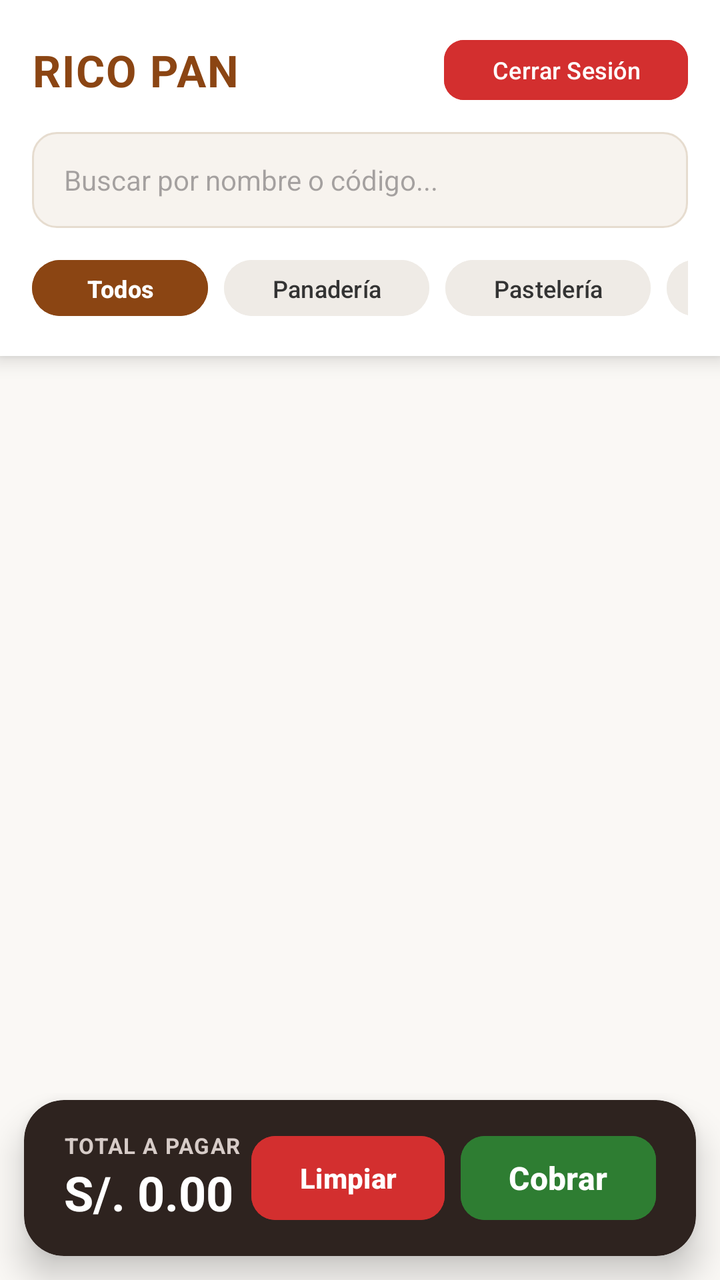
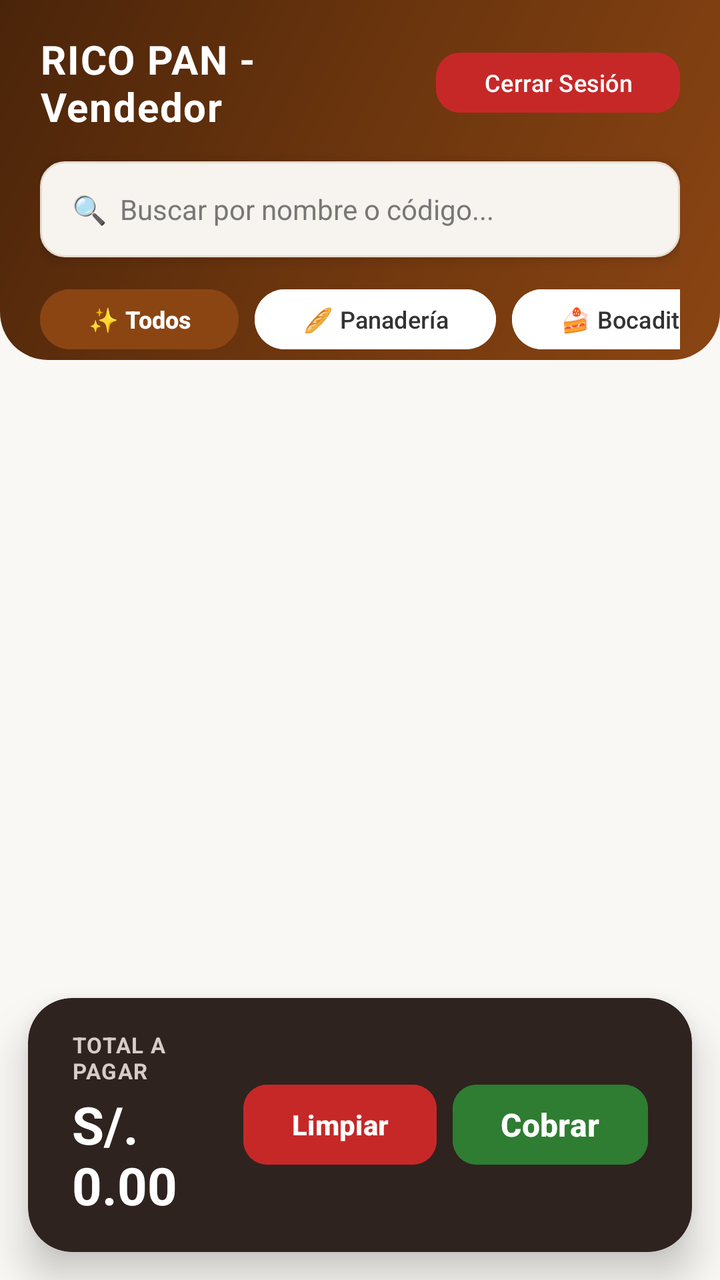

Screens rendered from an Android XML layout before and after an edit, with the pre-edit source and the edit as a unified diff.
<!-- AndroidManifest.xml: application theme Theme.Ricopan_ventas -->
<!-- res/layout/activity_ventas.xml -->
<?xml version="1.0" encoding="utf-8"?>
<RelativeLayout xmlns:android="http://schemas.android.com/apk/res/android"
    xmlns:app="http://schemas.android.com/apk/res-auto"
    android:layout_width="match_parent"
    android:layout_height="match_parent"
    android:background="#FAF8F5">

    
    <androidx.cardview.widget.CardView
        android:id="@+id/llHeader"
        android:layout_width="match_parent"
        android:layout_height="wrap_content"
        app:cardElevation="6dp"
        app:cardCornerRadius="0dp"
        app:cardBackgroundColor="@android:color/white">

        <LinearLayout
            android:layout_width="match_parent"
            android:layout_height="wrap_content"
            android:orientation="vertical"
            android:padding="16dp">

            <LinearLayout
                android:layout_width="match_parent"
                android:layout_height="wrap_content"
                android:orientation="horizontal"
                android:gravity="center_vertical"
                android:layout_marginBottom="12dp">

                <TextView
                    android:id="@+id/tvTituloRol"
                    android:layout_width="0dp"
                    android:layout_height="wrap_content"
                    android:layout_weight="1"
                    android:text="RICO PAN"
                    android:textSize="22sp"
                    android:textStyle="bold"
                    android:textColor="#8B4513"
                    android:letterSpacing="0.03"/>

                <Button
                    android:id="@+id/btnCerrarSesion"
                    android:layout_width="wrap_content"
                    android:layout_height="38dp"
                    android:text="Cerrar Sesión"
                    android:textSize="12sp"
                    android:backgroundTint="#D32F2F"
                    android:textColor="@android:color/white"
                    app:cornerRadius="10dp"/>
            </LinearLayout>

            
            <EditText
                android:id="@+id/etBuscar"
                android:layout_width="match_parent"
                android:layout_height="48dp"
                android:background="@drawable/bg_input_field"
                android:hint="Buscar por nombre o código..."
                android:paddingHorizontal="16dp"
                android:inputType="text"
                android:textSize="14sp"
                android:layout_marginBottom="12dp"/>

            
            <HorizontalScrollView
                android:layout_width="match_parent"
                android:layout_height="wrap_content"
                android:scrollbars="none">

                <LinearLayout
                    android:layout_width="wrap_content"
                    android:layout_height="wrap_content"
                    android:orientation="horizontal">

                    <Button
                        android:id="@+id/btnFiltroTodos"
                        android:layout_width="wrap_content"
                        android:layout_height="36dp"
                        android:text="Todos"
                        android:textSize="12sp"
                        android:textStyle="bold"
                        android:backgroundTint="#8B4513"
                        android:textColor="@android:color/white"
                        android:layout_marginEnd="8dp"
                        app:cornerRadius="18dp"/>

                    <Button
                        android:id="@+id/btnFiltroPanaderia"
                        android:layout_width="wrap_content"
                        android:layout_height="36dp"
                        android:text="Panadería"
                        android:textSize="12sp"
                        android:backgroundTint="#EFEBE6"
                        android:textColor="#333333"
                        android:layout_marginEnd="8dp"
                        app:cornerRadius="18dp"/>

                    <Button
                        android:id="@+id/btnFiltroPasteleria"
                        android:layout_width="wrap_content"
                        android:layout_height="36dp"
                        android:text="Pastelería"
                        android:textSize="12sp"
                        android:backgroundTint="#EFEBE6"
                        android:textColor="#333333"
                        android:layout_marginEnd="8dp"
                        app:cornerRadius="18dp"/>

                    <Button
                        android:id="@+id/btnFiltroAbarrotes"
                        android:layout_width="wrap_content"
                        android:layout_height="36dp"
                        android:text="Abarrotes"
                        android:textSize="12sp"
                        android:backgroundTint="#EFEBE6"
                        android:textColor="#333333"
                        android:layout_marginEnd="8dp"
                        app:cornerRadius="18dp"/>

                    <Button
                        android:id="@+id/btnFiltroCafes"
                        android:layout_width="wrap_content"
                        android:layout_height="36dp"
                        android:text="Cafés"
                        android:textSize="12sp"
                        android:backgroundTint="#EFEBE6"
                        android:textColor="#333333"
                        android:layout_marginEnd="8dp"
                        app:cornerRadius="18dp"/>

                    <Button
                        android:id="@+id/btnFiltroBocaditos"
                        android:layout_width="wrap_content"
                        android:layout_height="36dp"
                        android:text="Bocaditos"
                        android:textSize="12sp"
                        android:backgroundTint="#EFEBE6"
                        android:textColor="#333333"
                        android:layout_marginEnd="8dp"
                        app:cornerRadius="18dp"/>

                    <Button
                        android:id="@+id/btnFiltroEmbutidos"
                        android:layout_width="wrap_content"
                        android:layout_height="36dp"
                        android:text="Embutidos"
                        android:textSize="12sp"
                        android:backgroundTint="#EFEBE6"
                        android:textColor="#333333"
                        android:layout_marginEnd="8dp"
                        app:cornerRadius="18dp"/>

                    <Button
                        android:id="@+id/btnFiltroLacteos"
                        android:layout_width="wrap_content"
                        android:layout_height="36dp"
                        android:text="Lácteos"
                        android:textSize="12sp"
                        android:backgroundTint="#EFEBE6"
                        android:textColor="#333333"
                        app:cornerRadius="18dp"/>
                </LinearLayout>
            </HorizontalScrollView>

            
            <LinearLayout
                android:id="@+id/llAdminPanel"
                android:layout_width="match_parent"
                android:layout_height="wrap_content"
                android:orientation="horizontal"
                android:layout_marginTop="12dp"
                android:visibility="gone">

                <Button
                    android:id="@+id/btnAgregarProducto"
                    android:layout_width="0dp"
                    android:layout_height="wrap_content"
                    android:layout_weight="1"
                    android:textSize="11sp"
                    android:textStyle="bold"
                    android:text="+ Producto"
                    android:backgroundTint="#FF9800"
                    android:layout_marginEnd="6dp"
                    app:cornerRadius="10dp"/>

                <Button
                    android:id="@+id/btnImportarExcel"
                    android:layout_width="0dp"
                    android:layout_height="wrap_content"
                    android:layout_weight="1.2"
                    android:textSize="11sp"
                    android:textStyle="bold"
                    android:text="Cargar Excel"
                    android:backgroundTint="#2E7D32"
                    android:layout_marginEnd="6dp"
                    app:cornerRadius="10dp"/>

                <Button
                    android:id="@+id/btnCierreCaja"
                    android:layout_width="0dp"
                    android:layout_height="wrap_content"
                    android:layout_weight="1"
                    android:textSize="11sp"
                    android:textStyle="bold"
                    android:text="Cierre Final"
                    android:backgroundTint="#D32F2F"
                    app:cornerRadius="10dp"/>
            </LinearLayout>

        </LinearLayout>
    </androidx.cardview.widget.CardView>

    
    <ScrollView
        android:layout_width="match_parent"
        android:layout_height="match_parent"
        android:layout_below="@id/llHeader"
        android:layout_above="@id/llBottomCart"
        android:padding="16dp">

        <LinearLayout
            android:id="@+id/llListaProductos"
            android:layout_width="match_parent"
            android:layout_height="wrap_content"
            android:orientation="vertical">

        </LinearLayout>
    </ScrollView>

    
    <androidx.cardview.widget.CardView
        android:id="@+id/llBottomCart"
        android:layout_width="match_parent"
        android:layout_height="wrap_content"
        android:layout_alignParentBottom="true"
        app:cardBackgroundColor="#2E231F"
        app:cardCornerRadius="20dp"
        app:cardElevation="10dp"
        android:layout_marginHorizontal="12dp"
        android:layout_marginBottom="12dp">

        <LinearLayout
            android:layout_width="match_parent"
            android:layout_height="wrap_content"
            android:paddingHorizontal="20dp"
            android:paddingVertical="14dp"
            android:orientation="horizontal"
            android:gravity="center_vertical">

            <LinearLayout
                android:layout_width="0dp"
                android:layout_height="wrap_content"
                android:layout_weight="1"
                android:orientation="vertical">

                <TextView
                    android:layout_width="wrap_content"
                    android:layout_height="wrap_content"
                    android:text="TOTAL A PAGAR"
                    android:textColor="#D7CCC8"
                    android:textSize="11sp"
                    android:textStyle="bold"
                    android:letterSpacing="0.05"/>

                <TextView
                    android:id="@+id/tvTotal"
                    android:layout_width="wrap_content"
                    android:layout_height="wrap_content"
                    android:text="S/. 0.00"
                    android:textColor="@android:color/white"
                    android:textStyle="bold"
                    android:textSize="24sp"/>
            </LinearLayout>

            <Button
                android:id="@+id/btnLimpiarCarrito"
                android:layout_width="wrap_content"
                android:layout_height="50dp"
                android:backgroundTint="#D32F2F"
                android:text="Limpiar"
                android:textStyle="bold"
                android:textSize="14sp"
                android:layout_marginEnd="8dp"
                app:cornerRadius="12dp"/>

            <Button
                android:id="@+id/btnCobrar"
                android:layout_width="wrap_content"
                android:layout_height="50dp"
                android:backgroundTint="#2E7D32"
                android:text="Cobrar"
                android:textStyle="bold"
                android:textSize="16sp"
                app:cornerRadius="12dp"/>
        </LinearLayout>
    </androidx.cardview.widget.CardView>
</RelativeLayout>
<!-- resources referenced by this layout -->
<resources>
  <!-- drawable bg_input_field (drawable) -->
  <?xml version="1.0" encoding="utf-8"?>
  <shape xmlns:android="http://schemas.android.com/apk/res/android"
      android:shape="rectangle">
      <solid android:color="#F7F3EE" />
      <corners android:radius="12dp" />
      <stroke
          android:width="1dp"
          android:color="#E6DCCF" />
  </shape>
  <style name="Theme.Ricopan_ventas" parent="Base.Theme.Ricopan_ventas" />
  <style name="Base.Theme.Ricopan_ventas" parent="Theme.Material3.DayNight.NoActionBar">
          
          
      </style>
</resources>

<!-- the commit's change to res/layout/activity_ventas.xml (unified diff, before → after) -->
@@ -6,217 +6,217 @@
     android:background="#FAF8F5">
 
     
-    <androidx.cardview.widget.CardView
-        android:id="@+id/llHeader"
+    <View
+        android:id="@+id/viewHeaderBg"
+        android:layout_width="match_parent"
+        android:layout_height="180dp"
+        android:background="@drawable/bg_header_gradient" />
+
+    <LinearLayout
+        android:id="@+id/llHeaderContainer"
         android:layout_width="match_parent"
         android:layout_height="wrap_content"
-        app:cardElevation="6dp"
-        app:cardCornerRadius="0dp"
-        app:cardBackgroundColor="@android:color/white">
-
-        <LinearLayout
-            android:layout_width="match_parent"
-            android:layout_height="wrap_content"
-            android:orientation="vertical"
-            android:padding="16dp">
+        android:orientation="vertical"
+        android:paddingHorizontal="20dp"
+        android:paddingTop="16dp"
+        android:paddingBottom="12dp">
+
+        
+        <LinearLayout
+            android:layout_width="match_parent"
+            android:layout_height="wrap_content"
+            android:orientation="horizontal"
+            android:gravity="center_vertical"
+            android:layout_marginBottom="14dp">
+
+            <TextView
+                android:id="@+id/tvTituloRol"
+                android:layout_width="0dp"
+                android:layout_height="wrap_content"
+                android:layout_weight="1"
+                android:text="RICO PAN - Vendedor"
+                android:textSize="20sp"
+                android:textStyle="bold"
+                android:textColor="@android:color/white"
+                android:letterSpacing="0.03"/>
+
+            <Button
+                android:id="@+id/btnCerrarSesion"
+                android:layout_width="wrap_content"
+                android:layout_height="38dp"
+                android:text="Cerrar Sesión"
+                android:textSize="12sp"
+                android:backgroundTint="#C62828"
+                android:textColor="@android:color/white"
+                app:cornerRadius="12dp"
+                android:elevation="4dp"/>
+        </LinearLayout>
+
+        
+        <EditText
+            android:id="@+id/etBuscar"
+            android:layout_width="match_parent"
+            android:layout_height="48dp"
+            android:background="@drawable/bg_input_field"
+            android:hint="🔍  Buscar por nombre o código..."
+            android:textColor="#222222"
+            android:textColorHint="#777777"
+            android:paddingHorizontal="16dp"
+            android:inputType="text"
+            android:textSize="14sp"
+            android:layout_marginBottom="12dp"
+            android:elevation="4dp"/>
+
+        
+        <HorizontalScrollView
+            android:layout_width="match_parent"
+            android:layout_height="wrap_content"
+            android:scrollbars="none">
 
             <LinearLayout
-                android:layout_width="match_parent"
-                android:layout_height="wrap_content"
-                android:orientation="horizontal"
-                android:gravity="center_vertical"
-                android:layout_marginBottom="12dp">
-
-                <TextView
-                    android:id="@+id/tvTituloRol"
-                    android:layout_width="0dp"
-                    android:layout_height="wrap_content"
-                    android:layout_weight="1"
-                    android:text="RICO PAN"
-                    android:textSize="22sp"
+                android:layout_width="wrap_content"
+                android:layout_height="wrap_content"
+                android:orientation="horizontal">
+
+                <Button
+                    android:id="@+id/btnFiltroTodos"
+                    android:layout_width="wrap_content"
+                    android:layout_height="38dp"
+                    android:text="✨ Todos"
+                    android:textSize="12sp"
                     android:textStyle="bold"
-                    android:textColor="#8B4513"
-                    android:letterSpacing="0.03"/>
-
-                <Button
-                    android:id="@+id/btnCerrarSesion"
-                    android:layout_width="wrap_content"
-                    android:layout_height="38dp"
-                    android:text="Cerrar Sesión"
-                    android:textSize="12sp"
-                    android:backgroundTint="#D32F2F"
+                    android:backgroundTint="#8B4513"
                     android:textColor="@android:color/white"
-                    app:cornerRadius="10dp"/>
+                    android:layout_marginEnd="8dp"
+                    app:cornerRadius="18dp"/>
+
+                <Button
+                    android:id="@+id/btnFiltroPanaderia"
+                    android:layout_width="wrap_content"
+                    android:layout_height="38dp"
+                    android:text="🥖 Panadería"
+                    android:textSize="12sp"
+                    android:backgroundTint="#FFFFFF"
+                    android:textColor="#333333"
+                    android:layout_marginEnd="8dp"
+                    app:cornerRadius="18dp"/>
+
+                <Button
+                    android:id="@+id/btnFiltroPasteleria"
+                    android:layout_width="wrap_content"
+                    android:layout_height="38dp"
+                    android:text="🍰 Bocaditos"
+                    android:textSize="12sp"
+                    android:backgroundTint="#FFFFFF"
+                    android:textColor="#333333"
+                    android:layout_marginEnd="8dp"
+                    app:cornerRadius="18dp"/>
+
+                <Button
+                    android:id="@+id/btnFiltroAbarrotes"
+                    android:layout_width="wrap_content"
+                    android:layout_height="38dp"
+                    android:text="🥤 Bebidas"
+                    android:textSize="12sp"
+                    android:backgroundTint="#FFFFFF"
+                    android:textColor="#333333"
+                    android:layout_marginEnd="8dp"
+                    app:cornerRadius="18dp"/>
+
+                <Button
+                    android:id="@+id/btnFiltroCafes"
+                    android:layout_width="wrap_content"
+                    android:layout_height="38dp"
+                    android:text="☕ Cafés"
+                    android:textSize="12sp"
+                    android:backgroundTint="#FFFFFF"
+                    android:textColor="#333333"
+                    android:layout_marginEnd="8dp"
+                    app:cornerRadius="18dp"/>
+
+                <Button
+                    android:id="@+id/btnFiltroEmbutidos"
+                    android:layout_width="wrap_content"
+                    android:layout_height="38dp"
+                    android:text="🌭 Embutidos"
+                    android:textSize="12sp"
+                    android:backgroundTint="#FFFFFF"
+                    android:textColor="#333333"
+                    android:layout_marginEnd="8dp"
+                    app:cornerRadius="18dp"/>
+
+                <Button
+                    android:id="@+id/btnFiltroLacteos"
+                    android:layout_width="wrap_content"
+                    android:layout_height="38dp"
+                    android:text="🧀 Lácteos"
+                    android:textSize="12sp"
+                    android:backgroundTint="#FFFFFF"
+                    android:textColor="#333333"
+                    app:cornerRadius="18dp"/>
             </LinearLayout>
-
-            
-            <EditText
-                android:id="@+id/etBuscar"
-                android:layout_width="match_parent"
-                android:layout_height="48dp"
-                android:background="@drawable/bg_input_field"
-                android:hint="Buscar por nombre o código..."
-                android:paddingHorizontal="16dp"
-                android:inputType="text"
-                android:textSize="14sp"
-                android:layout_marginBottom="12dp"/>
-
-            
-            <HorizontalScrollView
-                android:layout_width="match_parent"
-                android:layout_height="wrap_content"
-                android:scrollbars="none">
-
-                <LinearLayout
-                    android:layout_width="wrap_content"
-                    android:layout_height="wrap_content"
-                    android:orientation="horizontal">
-
-                    <Button
-                        android:id="@+id/btnFiltroTodos"
-                        android:layout_width="wrap_content"
-                        android:layout_height="36dp"
-                        android:text="Todos"
-                        android:textSize="12sp"
-                        android:textStyle="bold"
-                        android:backgroundTint="#8B4513"
-                        android:textColor="@android:color/white"
-                        android:layout_marginEnd="8dp"
-                        app:cornerRadius="18dp"/>
-
-                    <Button
-                        android:id="@+id/btnFiltroPanaderia"
-                        android:layout_width="wrap_content"
-                        android:layout_height="36dp"
-                        android:text="Panadería"
-                        android:textSize="12sp"
-                        android:backgroundTint="#EFEBE6"
-                        android:textColor="#333333"
-                        android:layout_marginEnd="8dp"
-                        app:cornerRadius="18dp"/>
-
-                    <Button
-                        android:id="@+id/btnFiltroPasteleria"
-                        android:layout_width="wrap_content"
-                        android:layout_height="36dp"
-                        android:text="Pastelería"
-                        android:textSize="12sp"
-                        android:backgroundTint="#EFEBE6"
-                        android:textColor="#333333"
-                        android:layout_marginEnd="8dp"
-                        app:cornerRadius="18dp"/>
-
-                    <Button
-                        android:id="@+id/btnFiltroAbarrotes"
-                        android:layout_width="wrap_content"
-                        android:layout_height="36dp"
-                        android:text="Abarrotes"
-                        android:textSize="12sp"
-                        android:backgroundTint="#EFEBE6"
-                        android:textColor="#333333"
-                        android:layout_marginEnd="8dp"
-                        app:cornerRadius="18dp"/>
-
-                    <Button
-                        android:id="@+id/btnFiltroCafes"
-                        android:layout_width="wrap_content"
-                        android:layout_height="36dp"
-                        android:text="Cafés"
-                        android:textSize="12sp"
-                        android:backgroundTint="#EFEBE6"
-                        android:textColor="#333333"
-                        android:layout_marginEnd="8dp"
-                        app:cornerRadius="18dp"/>
-
-                    <Button
-                        android:id="@+id/btnFiltroBocaditos"
-                        android:layout_width="wrap_content"
-                        android:layout_height="36dp"
-                        android:text="Bocaditos"
-                        android:textSize="12sp"
-                        android:backgroundTint="#EFEBE6"
-                        android:textColor="#333333"
-                        android:layout_marginEnd="8dp"
-                        app:cornerRadius="18dp"/>
-
-                    <Button
-                        android:id="@+id/btnFiltroEmbutidos"
-                        android:layout_width="wrap_content"
-                        android:layout_height="36dp"
-                        android:text="Embutidos"
-                        android:textSize="12sp"
-                        android:backgroundTint="#EFEBE6"
-                        android:textColor="#333333"
-                        android:layout_marginEnd="8dp"
-                        app:cornerRadius="18dp"/>
-
-                    <Button
-                        android:id="@+id/btnFiltroLacteos"
-                        android:layout_width="wrap_content"
-                        android:layout_height="36dp"
-                        android:text="Lácteos"
-                        android:textSize="12sp"
-                        android:backgroundTint="#EFEBE6"
-                        android:textColor="#333333"
-                        app:cornerRadius="18dp"/>
-                </LinearLayout>
-            </HorizontalScrollView>
-
-            
-            <LinearLayout
-                android:id="@+id/llAdminPanel"
-                android:layout_width="match_parent"
-                android:layout_height="wrap_content"
-                android:orientation="horizontal"
-                android:layout_marginTop="12dp"
-                android:visibility="gone">
-
-                <Button
-                    android:id="@+id/btnAgregarProducto"
-                    android:layout_width="0dp"
-                    android:layout_height="wrap_content"
-                    android:layout_weight="1"
-                    android:textSize="11sp"
-                    android:textStyle="bold"
-                    android:text="+ Producto"
-                    android:backgroundTint="#FF9800"
-                    android:layout_marginEnd="6dp"
-                    app:cornerRadius="10dp"/>
-
-                <Button
-                    android:id="@+id/btnImportarExcel"
-                    android:layout_width="0dp"
-                    android:layout_height="wrap_content"
-                    android:layout_weight="1.2"
-                    android:textSize="11sp"
-                    android:textStyle="bold"
-                    android:text="Cargar Excel"
-                    android:backgroundTint="#2E7D32"
-                    android:layout_marginEnd="6dp"
-                    app:cornerRadius="10dp"/>
-
-                <Button
-                    android:id="@+id/btnCierreCaja"
-                    android:layout_width="0dp"
-                    android:layout_height="wrap_content"
-                    android:layout_weight="1"
-                    android:textSize="11sp"
-                    android:textStyle="bold"
-                    android:text="Cierre Final"
-                    android:backgroundTint="#D32F2F"
-                    app:cornerRadius="10dp"/>
-            </LinearLayout>
-
-        </LinearLayout>
-    </androidx.cardview.widget.CardView>
+        </HorizontalScrollView>
+
+        
+        <LinearLayout
+            android:id="@+id/llAdminPanel"
+            android:layout_width="match_parent"
+            android:layout_height="wrap_content"
+            android:orientation="horizontal"
+            android:layout_marginTop="12dp"
+            android:visibility="gone">
+
+            <Button
+                android:id="@+id/btnAgregarProducto"
+                android:layout_width="0dp"
+                android:layout_height="wrap_content"
+                android:layout_weight="1"
+                android:textSize="12sp"
+                android:textStyle="bold"
+                android:text="+ Producto"
+                android:backgroundTint="#FF9800"
+                android:textColor="@android:color/white"
+                android:layout_marginEnd="6dp"
+                app:cornerRadius="12dp"/>
+
+            <Button
+                android:id="@+id/btnImportarExcel"
+                android:layout_width="0dp"
+                android:layout_height="wrap_content"
+                android:layout_weight="1.2"
+                android:textSize="12sp"
+                android:textStyle="bold"
+                android:text="Cargar Excel"
+                android:backgroundTint="#2E7D32"
+                android:textColor="@android:color/white"
+                android:layout_marginEnd="6dp"
+                app:cornerRadius="12dp"/>
+
+            <Button
+                android:id="@+id/btnCierreCaja"
+                android:layout_width="0dp"
+                android:layout_height="wrap_content"
+                android:layout_weight="1"
+                android:textSize="12sp"
+                android:textStyle="bold"
+                android:text="Cierre Final"
+                android:backgroundTint="#C62828"
+                android:textColor="@android:color/white"
+                app:cornerRadius="12dp"/>
+        </LinearLayout>
+
+    </LinearLayout>
 
     
     <ScrollView
         android:layout_width="match_parent"
         android:layout_height="match_parent"
-        android:layout_below="@id/llHeader"
+        android:layout_below="@id/llHeaderContainer"
         android:layout_above="@id/llBottomCart"
-        android:padding="16dp">
+        android:paddingHorizontal="16dp"
+        android:paddingTop="12dp"
+        android:paddingBottom="8dp"
+        android:clipToPadding="false">
 
         <LinearLayout
             android:id="@+id/llListaProductos"
@@ -234,16 +234,16 @@
         android:layout_height="wrap_content"
         android:layout_alignParentBottom="true"
         app:cardBackgroundColor="#2E231F"
-        app:cardCornerRadius="20dp"
-        app:cardElevation="10dp"
-        android:layout_marginHorizontal="12dp"
-        android:layout_marginBottom="12dp">
-
-        <LinearLayout
-            android:layout_width="match_parent"
-            android:layout_height="wrap_content"
-            android:paddingHorizontal="20dp"
-            android:paddingVertical="14dp"
+        app:cardCornerRadius="22dp"
+        app:cardElevation="12dp"
+        android:layout_marginHorizontal="14dp"
+        android:layout_marginBottom="14dp">
+
+        <LinearLayout
+            android:layout_width="match_parent"
+            android:layout_height="wrap_content"
+            android:paddingHorizontal="22dp"
+            android:paddingVertical="16dp"
             android:orientation="horizontal"
             android:gravity="center_vertical">
 
@@ -269,14 +269,15 @@
                     android:text="S/. 0.00"
                     android:textColor="@android:color/white"
                     android:textStyle="bold"
-                    android:textSize="24sp"/>
+                    android:textSize="26sp"
+                    android:layout_marginTop="2dp"/>
             </LinearLayout>
 
             <Button
                 android:id="@+id/btnLimpiarCarrito"
                 android:layout_width="wrap_content"
-                android:layout_height="50dp"
-                android:backgroundTint="#D32F2F"
+                android:layout_height="48dp"
+                android:backgroundTint="#C62828"
                 android:text="Limpiar"
                 android:textStyle="bold"
                 android:textSize="14sp"
@@ -286,7 +287,7 @@
             <Button
                 android:id="@+id/btnCobrar"
                 android:layout_width="wrap_content"
-                android:layout_height="50dp"
+                android:layout_height="48dp"
                 android:backgroundTint="#2E7D32"
                 android:text="Cobrar"
                 android:textStyle="bold"
<!-- resource entries referenced after the edit -->
@@ -1,5 +1,18 @@
 <!-- resources referenced by this layout -->
 <resources>
+  <!-- drawable bg_header_gradient (drawable) -->
+  <?xml version="1.0" encoding="utf-8"?>
+  <shape xmlns:android="http://schemas.android.com/apk/res/android"
+      android:shape="rectangle">
+      <gradient
+          android:angle="135"
+          android:startColor="#8B4513"
+          android:centerColor="#6D360E"
+          android:endColor="#4A240A" />
+      <corners
+          android:bottomLeftRadius="24dp"
+          android:bottomRightRadius="24dp" />
+  </shape>
   <!-- drawable bg_input_field (drawable) -->
   <?xml version="1.0" encoding="utf-8"?>
   <shape xmlns:android="http://schemas.android.com/apk/res/android"
